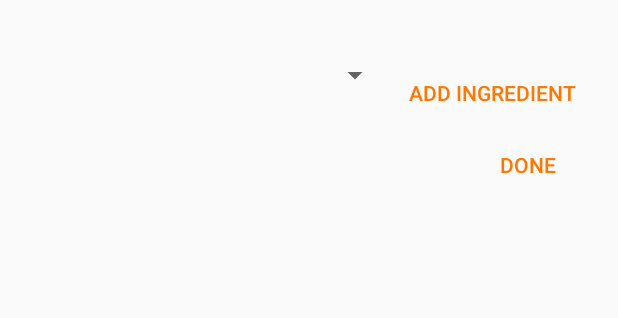
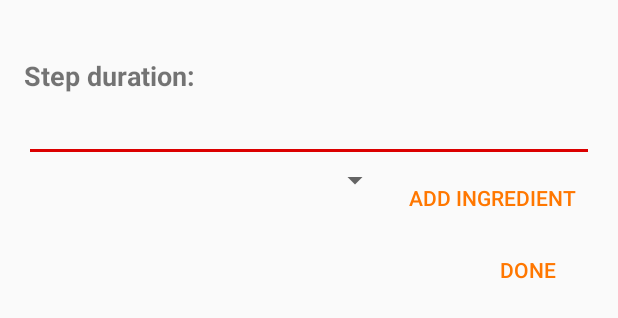
Before and after one commit to a-rmz/Cook-it, an Android app: the layout add_step.xml on its own in the app's theme, with its tools: preview values and no code run, on a phone screen of 412 x 824 dp. Shown: the top 318 px of the screen. Run offline under Robolectric (Android 15) with nearby library versions, the phone set to English and light mode, and no system bars.

Commit message:
Time label to add_step

```diff
--- a/app/src/main/java/com/dangerducks/cookit/AddStep.java
+++ b/app/src/main/java/com/dangerducks/cookit/AddStep.java
@@ -3,6 +3,7 @@ package com.dangerducks.cookit;
 import android.app.Activity;
 import android.content.Context;
 import android.os.Bundle;
+import android.support.design.widget.Snackbar;
 import android.support.v7.app.AppCompatDialog;
 import android.util.Log;
 import android.view.LayoutInflater;
@@ -10,6 +11,7 @@ import android.view.View;
 import android.widget.AdapterView;
 import android.widget.ArrayAdapter;
 import android.widget.Button;
+import android.widget.EditText;
 import android.widget.LinearLayout;
 import android.widget.Spinner;
 import android.widget.TextView;
@@ -43,7 +45,12 @@ public class AddStep extends AppCompatDialog {
         done.setOnClickListener(new View.OnClickListener() {
             @Override
             public void onClick(View v) {
-                dismiss();
+                String duration = ((EditText) findViewById(R.id.duration)).getText().toString();
+                if(!duration.isEmpty() && ingredientsAdded > 0) {
+                    dismiss();
+                } else {
+                    Snackbar.make(v, activity.getResources().getString(R.string.empty_time), Snackbar.LENGTH_LONG).show();
+                }
             }
         });
 
@@ -92,6 +99,7 @@ public class AddStep extends AppCompatDialog {
                         @Override
                         public void onClick(View v) {
                             ((LinearLayout) ingredient.getParent()).removeView(ingredient);
+                            ingredientsAdded--;
                         }
                     });
 
--- a/app/src/main/res/layout/add_step.xml
+++ b/app/src/main/res/layout/add_step.xml
@@ -12,9 +12,25 @@
         android:layout_width="wrap_content"
         android:layout_height="wrap_content"/>
 
+    <TextView
+        android:id="@+id/step_duration"
+        android:layout_below="@id/step_description"
+        android:textSize="18sp"
+        android:textStyle="bold"
+        android:text="@string/step_duration_caption"
+        android:layout_width="wrap_content"
+        android:layout_height="wrap_content"/>
+
+    <EditText
+        android:id="@+id/duration"
+        android:layout_below="@id/step_duration"
+        android:inputType="time"
+        android:layout_width="match_parent"
+        android:layout_height="wrap_content"/>
+
     <LinearLayout
         android:id="@+id/first_ingredient"
-        android:layout_below="@id/step_description"
+        android:layout_below="@+id/duration"
         android:layout_width="match_parent"
         android:layout_height="wrap_content"
         android:orientation="horizontal">
@@ -35,18 +51,22 @@
 
     </LinearLayout>
 
-    <LinearLayout
+    <!-- Steps container -->
+    <ScrollView
+        android:id="@+id/scroll_ingredient_container"
         android:layout_below="@id/first_ingredient"
-        android:id="@+id/ingredient_container"
-        android:orientation="vertical"
         android:layout_width="match_parent"
         android:layout_height="wrap_content">
-
-    </LinearLayout>
+        <LinearLayout
+            android:id="@+id/ingredient_container"
+            android:orientation="vertical"
+            android:layout_width="match_parent"
+            android:layout_height="wrap_content"></LinearLayout>
+    </ScrollView>
 
     <Button
         android:id="@+id/finish_add_ingredient"
-        android:layout_below="@id/ingredient_container"
+        android:layout_below="@id/scroll_ingredient_container"
         style="@style/Base.Widget.AppCompat.Button.Borderless.Colored"
         android:textColor="@color/colorPrimary"
         android:text="@string/finish_add_ingredient"
--- a/app/src/main/res/values/strings.xml
+++ b/app/src/main/res/values/strings.xml
@@ -42,8 +42,10 @@
     <string name="remove_step">Remove step</string>
     <string name="empty_step">You can\'t enter an empty step...</string>
     <string name="empty_recipe">You\'re missing something...</string>
+    <string name="empty_time">You have to tell me how much does it takes...</string>
 
     <string name="add_ingredient">Add ingredient</string>
     <string name="remove_ingredient">Remove</string>
     <string name="finish_add_ingredient">Done</string>
+    <string name="step_duration_caption">Step duration:</string>
 </resources>
```
Also changed, not shown: 1 other file.
